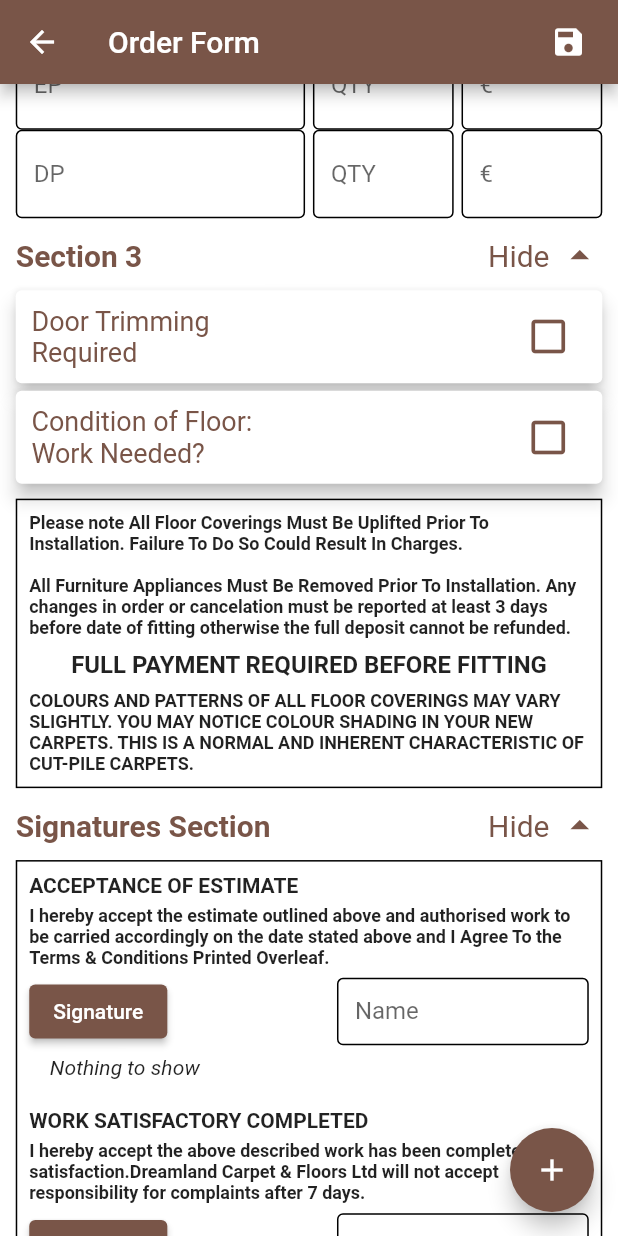
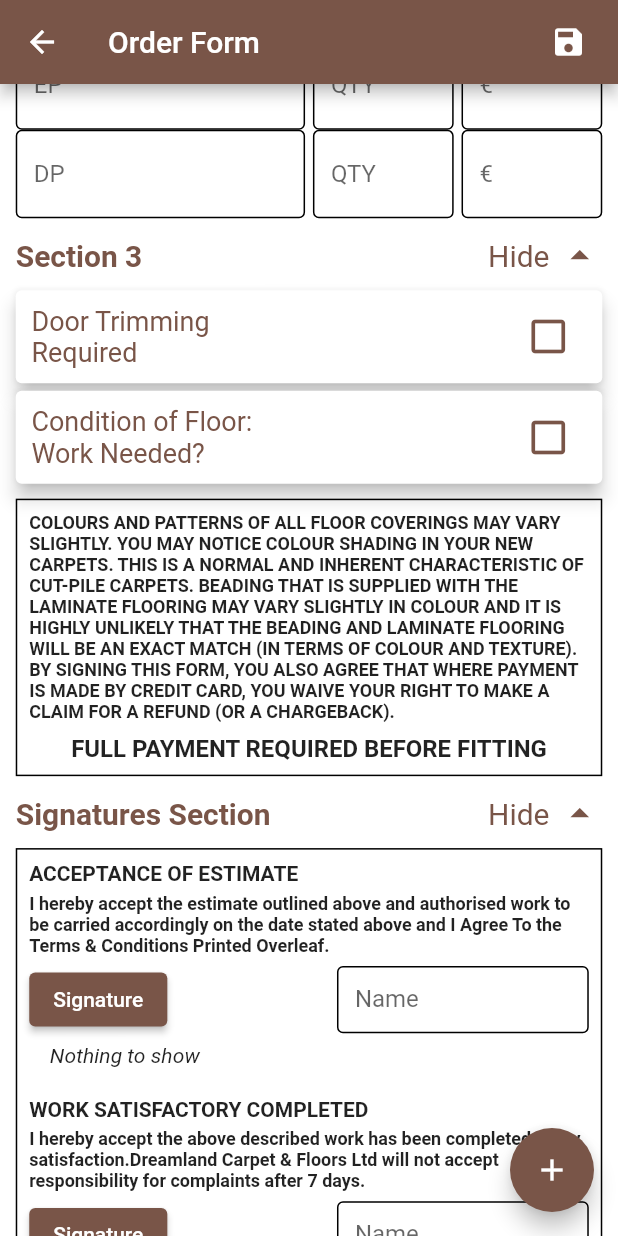
Before and after one commit to AndroidDev-Rehan/dreamland, a Flutter app: the RegisterJobForm screen opened directly, scrolled down 1728 dp, on a phone screen of 412 x 824 dp. Run offline on Flutter 3.47's test engine with Material 2 defaults, Android fonts, the phone set to English and light mode, and no system bars; our stand-ins replace auto_size_text, carousel_slider, cloud_firestore, dropdown_search, firebase_auth, firebase_core and 16 more; missing offline and left inert: dart:ffi, flutter_barcode_scanner, flutter_drawing_board, flutter_share; accounts and stored records are empty.

Commit message:
1.) optimized app, will consume less data now 2.) product sale logs ordered by latest dates on top. 3.) fixed: enter barcode using keyboard in add product 4.) user account will be able to view and sale product 5.) product name will be shown in sale logs 6.) text changed on order form

```diff
--- a/lib/screens/register_job_form.dart
+++ b/lib/screens/register_job_form.dart
@@ -395,7 +395,7 @@ class _RegisterJobFormState extends State<RegisterJobForm> {
   }
 
   Widget _buildSection3() {
-    String text1 = "Please note All Floor Coverings Must Be Uplifted Prior To Installation. Failure To Do So Could Result In Charges.\n\nAll Furniture Appliances Must Be Removed Prior To Installation. Any changes in order or cancelation must be reported at least 3 days before date of fitting otherwise the full deposit cannot be refunded.";
+    String text1 = "COLOURS AND PATTERNS OF ALL FLOOR COVERINGS MAY VARY SLIGHTLY. YOU MAY NOTICE COLOUR SHADING IN YOUR NEW CARPETS. THIS IS A NORMAL AND INHERENT CHARACTERISTIC OF CUT-PILE CARPETS. BEADING THAT IS SUPPLIED WITH THE LAMINATE FLOORING MAY VARY SLIGHTLY IN COLOUR AND IT IS HIGHLY UNLIKELY THAT THE BEADING AND LAMINATE FLOORING WILL BE AN EXACT MATCH (IN TERMS OF COLOUR AND TEXTURE). BY SIGNING THIS FORM, YOU ALSO AGREE THAT WHERE PAYMENT IS MADE BY CREDIT CARD, YOU WAIVE YOUR RIGHT TO MAKE A CLAIM FOR A REFUND (OR A CHARGEBACK).";
     String text2 = "FULL PAYMENT REQUIRED BEFORE FITTING";
     String text3 = "COLOURS AND PATTERNS OF ALL FLOOR COVERINGS MAY VARY SLIGHTLY. YOU MAY NOTICE COLOUR SHADING IN YOUR NEW CARPETS. THIS IS A NORMAL AND INHERENT CHARACTERISTIC OF CUT-PILE CARPETS.";
 
@@ -420,13 +420,13 @@ class _RegisterJobFormState extends State<RegisterJobForm> {
                 fontSize: 16.sp,
                 fontWeight: FontWeight.bold,
               ),),
-            8.verticalSpace,
-            Text(text3,
-              // textAlign: TextAlign.center,
-              style: TextStyle(
-                fontSize: 12.sp,
-                fontWeight: FontWeight.bold,
-              ),)
+            // 8.verticalSpace,
+            // Text(text3,
+            //   // textAlign: TextAlign.center,
+            //   style: TextStyle(
+            //     fontSize: 12.sp,
+            //     fontWeight: FontWeight.bold,
+            //   ),)
 
 
 
--- a/lib/screens/remove_specific_product.dart
+++ b/lib/screens/remove_specific_product.dart
@@ -184,8 +184,7 @@ class _SpecificProductRemovalScreenState extends State<SpecificProductRemovalScr
             ),
             Padding(
                 padding: EdgeInsets.only(left: 5, right: 5),
-                child: (Constants.role == "1")
-                    ? Row(
+                child:  Row(
                   mainAxisAlignment: MainAxisAlignment.spaceBetween,
                   children: [
                     // ElevatedButton(
@@ -222,8 +221,7 @@ class _SpecificProductRemovalScreenState extends State<SpecificProductRemovalScr
                     //   ),
                     // ),
                   ],
-                )
-                    : SizedBox())
+                ))
           ],
         ),
       );
```
